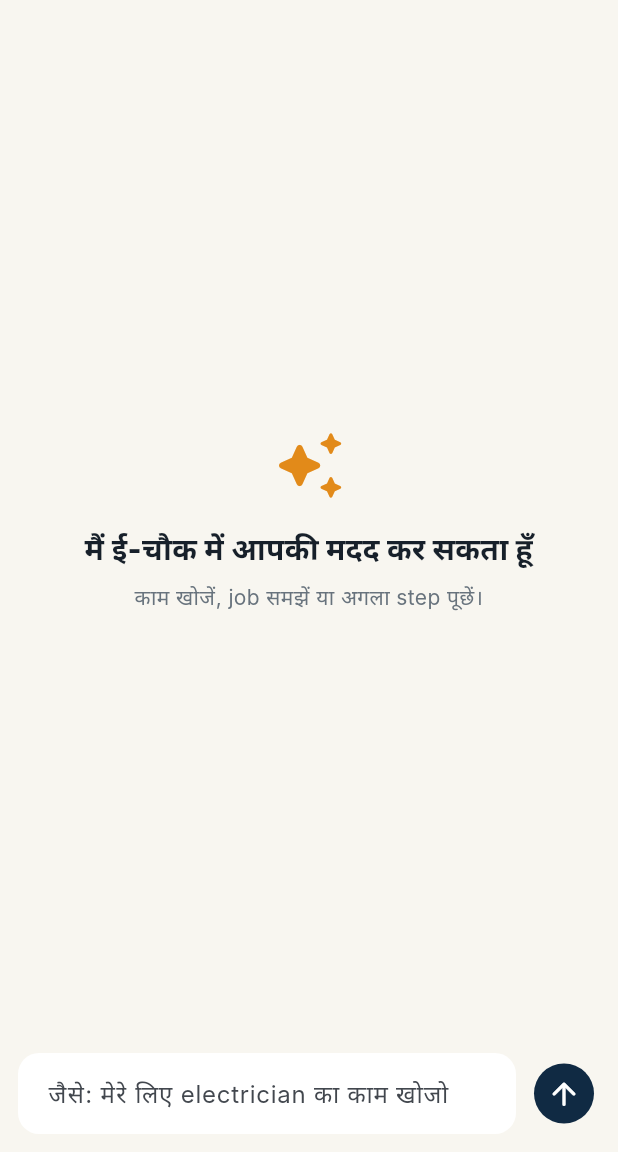
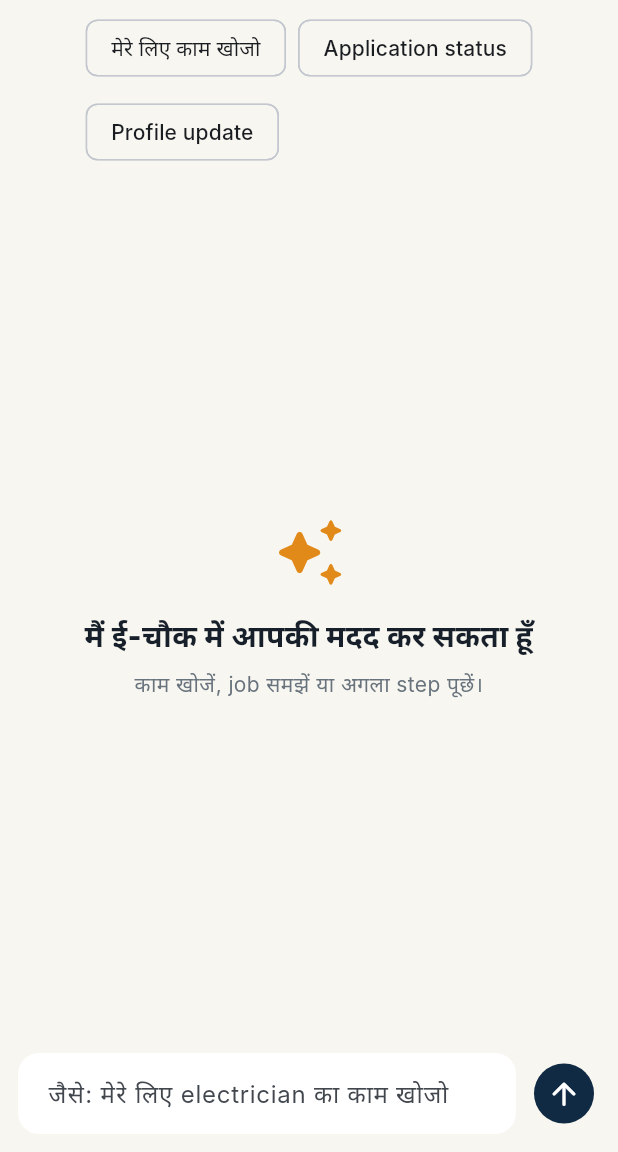
Before and after one commit to piyushgarg1857/E-Chowk, a Flutter app: the AssistantScreen screen opened directly, on a phone screen of 412 x 824 dp, the part 84-1236 px from its top. Run offline on Flutter 3.47's test engine with Material 3 defaults, Android fonts, the phone set to English and light mode, and no system bars; Roboto replaces fonts that are missing (Inter).

Commit message:
feat(assistant): add marketplace action suggestions

```diff
--- a/lib/assistant_screen.dart
+++ b/lib/assistant_screen.dart
@@ -41,11 +41,30 @@ class _AssistantScreenState extends State<AssistantScreen> {
     }
   }
 
+  void _sendSuggestion(String text) {
+    _controller.text = text;
+    _controller.selection = TextSelection.collapsed(offset: text.length);
+    send();
+  }
+
   @override
   Widget build(BuildContext context) {
     return Scaffold(
       appBar: AppBar(title: const Text('AI Assistant')),
       body: Column(children: [
+        if (_messages.isEmpty && !_sending)
+          Padding(
+            padding: const EdgeInsets.fromLTRB(12, 8, 12, 4),
+            child: Wrap(
+              spacing: 8,
+              runSpacing: 8,
+              children: [
+                ActionChip(label: const Text('मेरे लिए काम खोजो'), onPressed: () => _sendSuggestion('मेरे लिए electrician का काम खोजो')),
+                ActionChip(label: const Text('Application status'), onPressed: () => _sendSuggestion('मेरी latest job application का status बताओ')),
+                ActionChip(label: const Text('Profile update'), onPressed: () => _sendSuggestion('मेरी availability available कर दो')),
+              ],
+            ),
+          ),
         Expanded(
           child: _messages.isEmpty
               ? const _EmptyAssistant()
```
